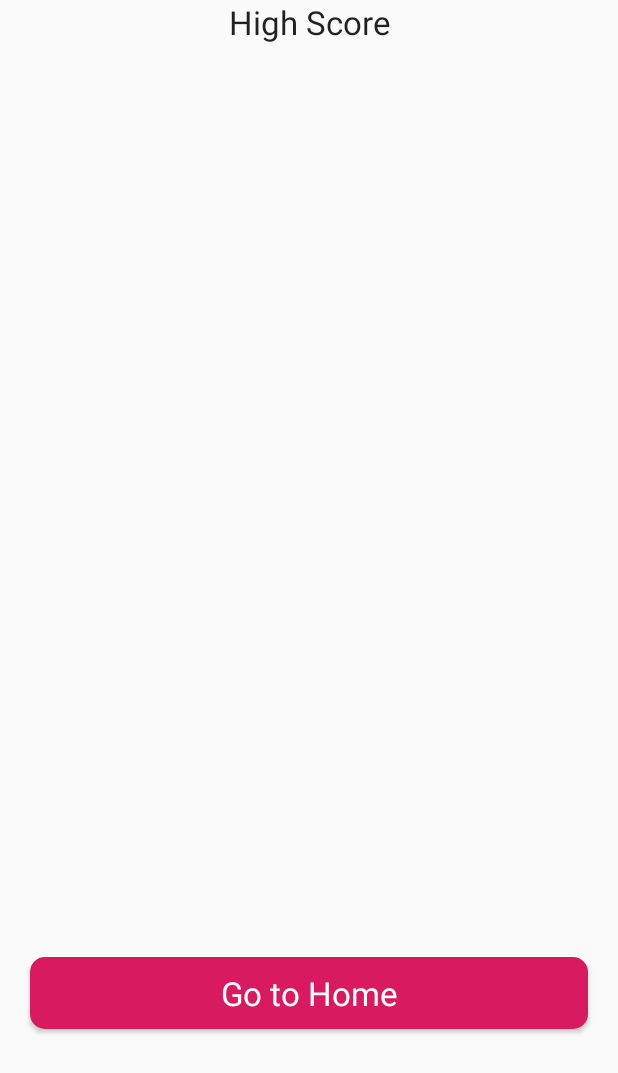
After one commit to NeilPark-st/ball-game, an Android app: the HiScore screen opened directly, with no data from a screen before it, on a phone screen of 412 x 824 dp. The commit adds this screen. Shown: the top 1073 px of the screen. Run offline under Robolectric (Android 15) with nearby library versions, the phone set to English and light mode, and no system bars.

Commit message:
Release 6 High Score Screen

```diff
--- a/app/src/main/AndroidManifest.xml
+++ b/app/src/main/AndroidManifest.xml
@@ -17,6 +17,7 @@
             </intent-filter>
         </activity>
         <activity android:name=".GamePlay"/>
+        <activity android:name=".HiScore"/>
         <!--<activity android:name=".HiScore"/>-->
     </application>
 
--- a/app/src/main/java/com/example/assignment8/GamePlay.java
+++ b/app/src/main/java/com/example/assignment8/GamePlay.java
@@ -1,9 +1,11 @@
 package com.example.assignment8;
 
 import android.content.Context;
+import android.content.SharedPreferences;
 import android.graphics.Canvas;
 import android.graphics.Paint;
 import android.os.Bundle;
+import android.util.Log;
 import android.view.MotionEvent;
 import android.view.View;
 import android.widget.Button;
@@ -16,6 +18,8 @@ import androidx.constraintlayout.widget.ConstraintLayout;
 import java.util.ArrayList;
 
 public class GamePlay extends AppCompatActivity {
+
+    public static final String PREF_NAME = "HIGH_SCORE";
 
     int width, height;
     TextView textViewStage, textViewScore, textViewGameOver, textViewResultScore;
@@ -292,6 +296,50 @@ public class GamePlay extends AppCompatActivity {
                 button.setVisibility(VISIBLE);
                 textViewStage.setText("");
                 textViewScore.setText("");
+
+                //High score saving
+                SharedPreferences prefs = getSharedPreferences(PREF_NAME, Context.MODE_PRIVATE);
+                SharedPreferences.Editor editor = prefs.edit();
+                //editor.clear();
+                //editor.commit();
+                int dataNum = prefs.getInt("dataNum", 0);
+
+                for(int i = 1; i <= dataNum + 1; i++){
+                    //Log.i("getData", ""+prefs.getInt(""+i,0));
+                    if(prefs.getInt("" + i, 0) < score){
+                        for(int j = dataNum + 1; j > i; j--){
+                            editor.putInt(""+j, prefs.getInt("" + (j-1), 0));
+                            editor.commit();
+                        }
+                        dataNum++;
+                        if(dataNum > 5)
+                            dataNum = 5;
+                        editor.putInt("" + i, score);
+                        editor.commit();
+                        break;
+                    }
+                }
+
+                /*
+                if(prefs.getInt("first",0) < score){
+                    editor.putInt("first", score);
+                }
+                else if(prefs.getInt("second", 0) < score){
+                    editor.putInt("second", score);
+                }
+                else if(prefs.getInt("third", 0) < score){
+                    editor.putInt("third", score);
+                }
+                else if(prefs.getInt("forth", 0) < score){
+                    editor.putInt("forth", score);
+                }
+                else if(prefs.getInt("fifth", 0) < score){
+                    editor.putInt("fifth", score);
+                }
+                 */
+                editor.putInt("dataNum", dataNum);
+                editor.commit();
+                Log.i("dataNum", ""+dataNum);
             }
 
 
--- /dev/null
+++ b/app/src/main/java/com/example/assignment8/HiScore.java
@@ -0,0 +1,84 @@
+package com.example.assignment8;
+
+import android.content.Context;
+import android.content.Intent;
+import androidx.appcompat.app.ActionBar;
+import androidx.appcompat.app.AppCompatActivity;
+
+import android.content.SharedPreferences;
+import android.os.Bundle;
+import android.view.View;
+import android.widget.ArrayAdapter;
+import android.widget.ListView;
+import android.widget.TextView;
+import android.widget.Toast;
+
+import org.w3c.dom.Text;
+
+import java.util.ArrayList;
+
+public class HiScore extends AppCompatActivity {
+
+    int[] listArr;
+
+    @Override
+    protected void onCreate(Bundle savedInstanceState) {
+        super.onCreate(savedInstanceState);
+        setContentView(R.layout.hi_score);
+
+        //Set up full screen display
+        ActionBar actionBar = getSupportActionBar();
+        actionBar.hide();
+
+        int uiOptions = View.SYSTEM_UI_FLAG_HIDE_NAVIGATION
+                | View.SYSTEM_UI_FLAG_FULLSCREEN
+                | View.SYSTEM_UI_FLAG_IMMERSIVE_STICKY
+                | View.SYSTEM_UI_FLAG_LAYOUT_FULLSCREEN
+                | View.SYSTEM_UI_FLAG_LAYOUT_HIDE_NAVIGATION
+                | View.SYSTEM_UI_FLAG_LAYOUT_STABLE;
+        getWindow().getDecorView().setSystemUiVisibility(uiOptions);
+
+
+        SharedPreferences prefs = getSharedPreferences(GamePlay.PREF_NAME, Context.MODE_PRIVATE);
+        int dataNum = prefs.getInt("dataNum", 0);
+        int[] scores = new int[5];
+        for(int i = 1; i <= dataNum; i++){
+            scores[i-1] = prefs.getInt(""+i, 0);
+        }
+        TextView[] textViews = new TextView[5];
+        textViews[0] = findViewById(R.id.first);
+        textViews[1] = findViewById(R.id.second);
+        textViews[2] = findViewById(R.id.third);
+        textViews[3] = findViewById(R.id.forth);
+        textViews[4] = findViewById(R.id.fifth);
+
+        for(int i = 1; i <= dataNum; i++){
+            textViews[i-1].setText(i + ". " + scores[i-1]);
+        }
+
+        /*
+        ArrayAdapter<String> adapter;
+        listArr = getResources().getIntArray((R.array.scoreArray));
+        //Toast.makeText(this, String.valueOf(listArr[1]), Toast.LENGTH_SHORT).show();
+        ArrayList<String> arrayList = new ArrayList<String>();
+        for(int s:listArr) {
+            arrayList.add(String.valueOf(s));
+        }
+        adapter = new ArrayAdapter(this, android.R.layout.simple_list_item_1, arrayList);
+        ListView lv = (ListView)findViewById(R.id.scoreView);
+        lv.setAdapter(adapter);
+
+         */
+
+    }
+
+    // Onclick method to view Hi Score
+
+    public void onclickButtonHome(View v) {
+
+        finish();
+
+        //Intent intent = new Intent(this, MainActivity.class);
+        //startActivity(intent);
+    }
+}
--- a/app/src/main/java/com/example/assignment8/MainActivity.java
+++ b/app/src/main/java/com/example/assignment8/MainActivity.java
@@ -47,4 +47,9 @@ public class MainActivity extends AppCompatActivity {
         Intent intent = new Intent(this, GamePlay.class);
         startActivity(intent);
     }
+
+    public void onclickButtonHighScore(View v){
+        Intent intent = new Intent(this, HiScore.class);
+        startActivity(intent);
+    }
 }
--- a/app/src/main/res/layout/activity_main.xml
+++ b/app/src/main/res/layout/activity_main.xml
@@ -50,8 +50,8 @@
                 android:textAppearance="@style/TextAppearance.AppCompat.Large"
                 android:background="@drawable/button_styles"
                 android:textColor="@color/white"
-                android:text="@string/buttonHiScore"/>
-            <!--android:onClick="onclickButtonHiScore"/>-->
+                android:text="@string/buttonHiScore"
+                android:onClick="onclickButtonHighScore"/>
 
             <TextView
                 android:id="@+id/credits"
--- a/app/src/main/res/layout/game_play.xml
+++ b/app/src/main/res/layout/game_play.xml
@@ -39,6 +39,8 @@
             android:textAppearance="@style/TextAppearance.AppCompat.Large"
             android:id="@+id/buttonGoToHome"
             android:textAlignment="center"
+            android:background="@drawable/button_styles"
+            android:textColor="@color/white"
             android:text="Go to Home"
             android:layout_margin="30dp"
             android:onClick="onclickButtonHome"/>
--- /dev/null
+++ b/app/src/main/res/layout/hi_score.xml
@@ -0,0 +1,119 @@
+<?xml version="1.0" encoding="utf-8"?>
+<LinearLayout xmlns:android="http://schemas.android.com/apk/res/android"
+    xmlns:app="http://schemas.android.com/apk/res-auto"
+    xmlns:tools="http://schemas.android.com/tools"
+    android:layout_width="match_parent"
+    android:layout_height="match_parent"
+    android:orientation="vertical"
+    tools:context=".HiScore">
+<LinearLayout
+    android:layout_width="match_parent"
+    android:layout_height="0dp"
+    android:layout_weight="1"
+    android:orientation="vertical">
+    <TextView
+        android:id="@+id/title"
+        android:layout_width="match_parent"
+        android:layout_height="match_parent"
+        android:layout_weight="1"
+        android:text="High Score"
+        android:textAlignment="center"
+        android:textAppearance="@style/TextAppearance.AppCompat.Large" />
+</LinearLayout>
+
+<LinearLayout
+    android:layout_width="match_parent"
+    android:layout_height="0dp"
+    android:layout_weight="2"
+    android:orientation="vertical">
+    <TextView
+        android:id="@+id/first"
+        android:layout_width="match_parent"
+        android:layout_height="0dp"
+        android:layout_weight="1"
+        android:textAppearance="@style/TextAppearance.AppCompat.Large"></TextView>
+
+    <TextView
+        android:id="@+id/second"
+        android:layout_width="match_parent"
+        android:layout_height="0dp"
+        android:layout_weight="1"
+        android:textAppearance="@style/TextAppearance.AppCompat.Large"></TextView>
+
+    <TextView
+        android:id="@+id/third"
+        android:layout_width="match_parent"
+        android:layout_height="0dp"
+        android:layout_weight="1"
+        android:textAppearance="@style/TextAppearance.AppCompat.Large"></TextView>
+
+    <TextView
+        android:id="@+id/forth"
+        android:layout_width="match_parent"
+        android:layout_height="0dp"
+        android:layout_weight="1"
+        android:textAppearance="@style/TextAppearance.AppCompat.Large"></TextView>
+
+    <TextView
+        android:id="@+id/fifth"
+        android:layout_width="match_parent"
+        android:layout_height="0dp"
+        android:layout_weight="1"
+        android:textAppearance="@style/TextAppearance.AppCompat.Large"></TextView>
+</LinearLayout>
+    <LinearLayout
+        android:layout_width="match_parent"
+        android:layout_height="0dp"
+        android:layout_weight="1"
+        android:orientation="vertical">
+        <Button
+            android:layout_width="match_parent"
+            android:layout_height="wrap_content"
+            android:layout_margin="20dp"
+            android:background="@drawable/button_styles"
+            android:onClick="onclickButtonHome"
+            android:text="Go to Home"
+            android:textAppearance="@style/TextAppearance.AppCompat.Large"
+            android:textColor="@color/white" />
+    </LinearLayout>
+
+
+        <!-- <TextView
+        android:id="@+id/places"
+        android:layout_width="wrap_content"
+        android:layout_height="match_parent"
+        android:layout_weight="1"
+        android:textAlignment="center"
+        android:text="@string/positions"/> -->
+
+        <!--<TextView
+            android:id="@+id/scores"
+            android:layout_width="wrap_content"
+            android:layout_height="match_parent"
+            android:layout_weight="1"
+            android:textAppearance="@style/TextAppearance.AppCompat.Large"
+            android:textAlignment="center"
+            android:text="@string/hi_scores"/> -->
+        <!--<ListView
+            android:id="@+id/scoreView"
+            android:layout_width="match_parent"
+            android:layout_height="match_parent"
+            android:layout_weight="1"
+            android:textAppearance="@style/TextAppearance.AppCompat.Large">
+        </ListView>-->
+    <!--
+    <LinearLayout
+        android:layout_width="match_parent"
+        android:layout_height="wrap_content"
+        app:layout_constraintBottom_toBottomOf="parent"
+        app:layout_constraintTop_toTopOf="parent"
+        app:layout_constraintLeft_toLeftOf="parent"
+        app:layout_constraintRight_toRightOf="parent"
+        android:orientation="vertical" >
+
+
+
+    </LinearLayout>
+    -->
+
+</LinearLayout>
--- /dev/null
+++ b/app/src/main/res/values/score_array.xml
@@ -0,0 +1,12 @@
+<?xml version="1.0" encoding="utf-8"?>
+<resources>
+
+    <array name="scoreArray">
+        <item>7</item>
+        <item>6</item>
+        <item>4</item>
+        <item>2</item>
+        <item>1</item>
+    </array>
+
+</resources>
```
